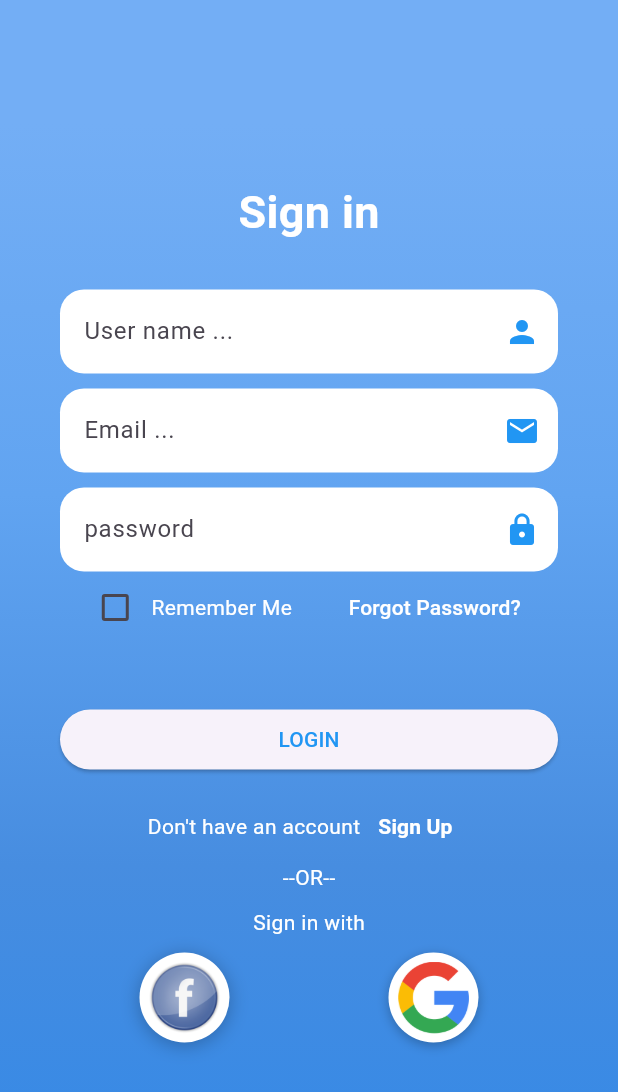
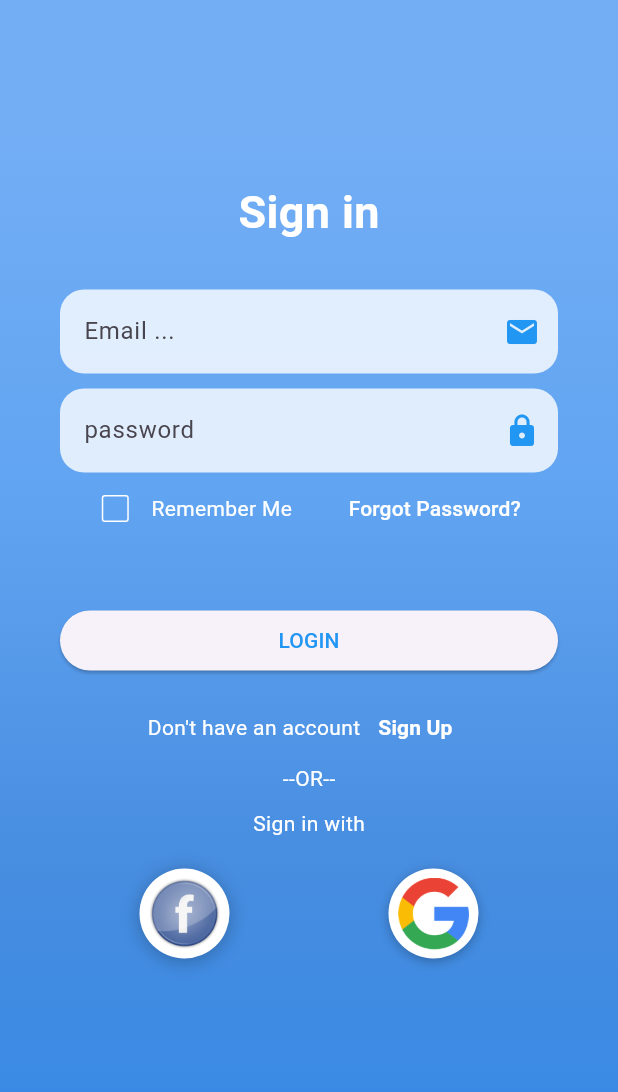
Before and after one commit to Ater-tech/flowerShop, a Flutter app: the screen it shows after launch, on a phone screen of 412 x 824 dp. Shown: the top 1092 px of the screen. Run offline on Flutter 3.47's test engine with Material 3 defaults, Android fonts, the phone set to English and light mode, and no system bars; our stand-ins replace cached_network_image, dio, flutter_dotenv, flutter_riverpod, image_picker; Roboto replaces fonts that are missing (OpenSams).

Commit message:
'22.06.2026'

```diff
--- /dev/null
+++ b/mobile/lib/screens/home_screen/register/email_method.dart
@@ -0,0 +1,23 @@
+import 'package:flutter/material.dart';
+
+TextFormField emailMethod(TextEditingController email) {
+  return TextFormField(
+    controller: email,
+    keyboardType: TextInputType.emailAddress,
+    decoration: InputDecoration(
+      hintText: "Email ...",
+      suffixIcon: Icon(Icons.email, color: Colors.blue),
+      filled: true,
+      fillColor: Colors.white.withValues(alpha: 0.8),
+      enabledBorder: OutlineInputBorder(
+        borderRadius: BorderRadius.circular(16),
+        borderSide: BorderSide(color: Colors.transparent),
+      ),
+      focusedBorder: OutlineInputBorder(
+        borderRadius: BorderRadius.circular(16),
+        borderSide: BorderSide(color: Colors.black54),
+      ),
+      border: OutlineInputBorder(borderRadius: BorderRadius.circular(16)),
+    ),
+  );
+}
--- a/mobile/lib/screens/home_screen/register/log_in_page.dart
+++ b/mobile/lib/screens/home_screen/register/log_in_page.dart
@@ -1,5 +1,8 @@
 import 'package:flutter/material.dart';
 import 'package:mobile/screens/home_screen/register/register_page.dart';
+import 'email_method.dart';
+import 'password_method.dart';
+import 'other_method_sign_in.dart';
 
 class LogInPage extends StatefulWidget {
   const LogInPage({super.key});
@@ -18,7 +21,12 @@ class _LogInState extends State<LogInPage> {
   @override
   Widget build(BuildContext context) {
     return Scaffold(
-      body: Container(
+      body: GestureDetector(
+        behavior: HitTestBehavior.opaque,
+        onTap: () {
+          FocusManager.instance.primaryFocus?.unfocus();
+        },
+        child: Container(
           height: double.infinity,
           width: double.infinity,
           decoration: BoxDecoration(
@@ -35,109 +43,46 @@ class _LogInState extends State<LogInPage> {
             ),
           ),
           child: Padding(
-          padding: EdgeInsetsGeometry.symmetric(horizontal: 40, vertical: 120),
+            padding: EdgeInsetsGeometry.symmetric(
+              horizontal: 40,
+              vertical: 120,
+            ),
             child: SingleChildScrollView(
               child: Column(
                 mainAxisAlignment: MainAxisAlignment.center,
                 children: [
-                Text(
+                  signInText(),
+                  SizedBox(height: 30),
+                  //email
+                  emailMethod(email),
+                  SizedBox(height: 10),
+
+                  //password
+                  passwordMethod(password),
+                  forgotPassword(),
+
+                  SizedBox(height: 40),
+                  logIn(context),
+                  SizedBox(height: 10),
+                  withEmailSignIn(context),
+                  otherMethodsSignUp(),
+                ],
+              ),
+            ),
+          ),
+        ),
+      ),
+    );
+  }
+
+  Text signInText() {
+    return Text(
       "Sign in",
       style: TextStyle(
         fontFamily: 'OpenSams',
         fontSize: 30,
         color: Colors.white,
         fontWeight: FontWeight.bold,
-                  ),
-                ),
-                SizedBox(height: 30),
-
-                //username
-                userName(),
-                SizedBox(height: 10),
-
-                //email
-                emailMethod(),
-                SizedBox(height: 10),
-
-                //password
-                passwordMethod(),
-                forgotPassword(),
-
-                SizedBox(height: 40),
-                logIn(context),
-                SizedBox(height: 10),
-                withEmailSignIn(context),
-                Column(
-                  mainAxisAlignment: MainAxisAlignment.spaceAround,
-                  children: [
-                    Text("--OR--", style: TextStyle(color: Colors.white)),
-                    SizedBox(height: 10),
-                    Text("Sign in with", style: TextStyle(color: Colors.white)),
-                    SizedBox(height: 10),
-                    Row(
-                      mainAxisAlignment: MainAxisAlignment.spaceAround,
-                      children: [
-                        InkWell(
-                          onTap: () {},
-                          child: Container(
-                            padding: EdgeInsets.all(6),
-                            height: 60,
-                            width: 60,
-                            decoration: BoxDecoration(
-                              color: Colors.white,
-                              shape: BoxShape.circle,
-                              boxShadow: [
-                                BoxShadow(
-                                  color: Colors.black26,
-                                  offset: Offset(0, 2),
-                                  blurRadius: 10,
-                                ),
-                              ],
-
-                              // image: DecorationImage(
-                              //   image: AssetImage("assets/brands/facebook.png"),
-                              //   // fit: BoxFit.cover,
-                              // ),
-                            ),
-                            child: ClipRRect(
-                              child: Image.asset("assets/brands/facebook.png"),
-                            ),
-                          ),
-                        ),
-                        InkWell(
-                          onTap: () {},
-                          child: Container(
-                            padding: EdgeInsets.all(6),
-                            height: 60,
-                            width: 60,
-                            decoration: BoxDecoration(
-                              color: Colors.white,
-                              shape: BoxShape.circle,
-                              boxShadow: [
-                                BoxShadow(
-                                  color: Colors.black26,
-                                  offset: Offset(0, 2),
-                                  blurRadius: 6,
-                                ),
-                              ],
-                              // image: DecorationImage(
-                              //   image: AssetImage("assets/brands/google.png"),
-                              //   fit: BoxFit.cover,
-                              // ),
-                            ),
-                            child: ClipRRect(
-                              child: Image.asset("assets/brands/google.png"),
-                            ),
-                          ),
-                        ),
-                      ],
-                    ),
-                  ],
-                ),
-              ],
-            ),
-          ),
-        ),
       ),
     );
   }
@@ -187,6 +132,8 @@ class _LogInState extends State<LogInPage> {
             Checkbox(
               value: rememberMe,
               activeColor: Colors.white,
+              // checkColor: Colors.white,
+              side: BorderSide(color: Colors.white),
               onChanged: (val) {
                 setState(() {
                   rememberMe = val!;
@@ -206,72 +153,4 @@ class _LogInState extends State<LogInPage> {
       ],
     );
   }
-
-  TextFormField passwordMethod() {
-    return TextFormField(
-      controller: password,
-      keyboardType: TextInputType.visiblePassword,
-      obscureText: true,
-      decoration: InputDecoration(
-        hintText: "password",
-        suffixIcon: Icon(Icons.lock, color: Colors.blue),
-        filled: true,
-        fillColor: Colors.white,
-        enabledBorder: OutlineInputBorder(
-          borderRadius: BorderRadius.circular(16),
-          borderSide: BorderSide(color: Colors.transparent),
-        ),
-        focusedBorder: OutlineInputBorder(
-          borderRadius: BorderRadius.circular(16),
-          borderSide: BorderSide(color: Colors.black54),
-        ),
-        border: OutlineInputBorder(borderRadius: BorderRadius.circular(16)),
-      ),
-    );
 }
-
-  TextFormField emailMethod() {
-    return TextFormField(
-      controller: email,
-      keyboardType: TextInputType.emailAddress,
-      decoration: InputDecoration(
-        hintText: "Email ...",
-        suffixIcon: Icon(Icons.email, color: Colors.blue),
-        filled: true,
-        fillColor: Colors.white,
-        enabledBorder: OutlineInputBorder(
-          borderRadius: BorderRadius.circular(16),
-          borderSide: BorderSide(color: Colors.transparent),
-        ),
-        focusedBorder: OutlineInputBorder(
-          borderRadius: BorderRadius.circular(16),
-          borderSide: BorderSide(color: Colors.black54),
-        ),
-        border: OutlineInputBorder(borderRadius: BorderRadius.circular(16)),
-      ),
-    );
-  }
-
-  TextFormField userName() {
-    return TextFormField(
-      controller: username,
-      keyboardType: TextInputType.text,
-      cursorColor: Colors.blueAccent,
-      decoration: InputDecoration(
-        hintText: "User name ...",
-        suffixIcon: Icon(Icons.person, color: Colors.blue),
-        filled: true,
-        fillColor: Colors.white,
-        enabledBorder: OutlineInputBorder(
-          borderRadius: BorderRadius.circular(16),
-          borderSide: BorderSide(color: Colors.transparent),
-        ),
-        focusedBorder: OutlineInputBorder(
-          borderRadius: BorderRadius.circular(16),
-          borderSide: BorderSide(color: Colors.black54),
-        ),
-        border: OutlineInputBorder(borderRadius: BorderRadius.circular(16)),
-      ),
-    );
-  }
-}
--- /dev/null
+++ b/mobile/lib/screens/home_screen/register/other_method_sign_in.dart
@@ -0,0 +1,69 @@
+import 'package:flutter/material.dart';
+
+Column otherMethodsSignUp() {
+  return Column(
+    mainAxisAlignment: MainAxisAlignment.spaceAround,
+    children: [
+      Text("--OR--", style: TextStyle(color: Colors.white)),
+      SizedBox(height: 10),
+      Text("Sign in with", style: TextStyle(color: Colors.white)),
+      SizedBox(height: 20),
+      Row(
+        mainAxisAlignment: MainAxisAlignment.spaceAround,
+        children: [
+          InkWell(
+            onTap: () {},
+            child: Container(
+              padding: EdgeInsets.all(6),
+              height: 60,
+              width: 60,
+              decoration: BoxDecoration(
+                color: Colors.white,
+                shape: BoxShape.circle,
+                boxShadow: [
+                  BoxShadow(
+                    color: Colors.black26,
+                    offset: Offset(0, 2),
+                    blurRadius: 10,
+                  ),
+                ],
+
+                // image: DecorationImage(
+                //   image: AssetImage("assets/brands/facebook.png"),
+                //   // fit: BoxFit.cover,
+                // ),
+              ),
+              child: ClipRRect(
+                child: Image.asset("assets/brands/facebook.png"),
+              ),
+            ),
+          ),
+          InkWell(
+            onTap: () {},
+            child: Container(
+              padding: EdgeInsets.all(6),
+              height: 60,
+              width: 60,
+              decoration: BoxDecoration(
+                color: Colors.white,
+                shape: BoxShape.circle,
+                boxShadow: [
+                  BoxShadow(
+                    color: Colors.black26,
+                    offset: Offset(0, 2),
+                    blurRadius: 6,
+                  ),
+                ],
+                // image: DecorationImage(
+                //   image: AssetImage("assets/brands/google.png"),
+                //   fit: BoxFit.cover,
+                // ),
+              ),
+              child: ClipRRect(child: Image.asset("assets/brands/google.png")),
+            ),
+          ),
+        ],
+      ),
+    ],
+  );
+}
--- /dev/null
+++ b/mobile/lib/screens/home_screen/register/password_method.dart
@@ -0,0 +1,30 @@
+import 'package:flutter/material.dart';
+import 'package:mobile/screens/home_screen/register/password_reg_ex.dart';
+
+TextFormField passwordMethod(TextEditingController password) {
+  return TextFormField(
+    controller: password,
+    keyboardType: TextInputType.visiblePassword,
+    obscureText: true,
+    decoration: InputDecoration(
+      hintText: "password",
+      suffixIcon: Icon(Icons.lock, color: Colors.blue),
+      filled: true,
+      fillColor: Colors.white.withValues(alpha: 0.8),
+      enabledBorder: OutlineInputBorder(
+        borderRadius: BorderRadius.circular(16),
+        borderSide: BorderSide(color: Colors.transparent),
+      ),
+      focusedBorder: OutlineInputBorder(
+        borderRadius: BorderRadius.circular(16),
+        borderSide: BorderSide(color: Colors.black54),
+      ),
+      border: OutlineInputBorder(borderRadius: BorderRadius.circular(16)),
+    ),
+    validator: (value) {
+      if (value == null) return;
+      if (regExPassword(value)) return;
+      return;
+    },
+  );
+}
--- /dev/null
+++ b/mobile/lib/screens/home_screen/register/password_reg_ex.dart
@@ -0,0 +1,7 @@
+// import 'package:'
+bool regExPassword(String? password) {
+  if (password == null) return false;
+  return RegExp(
+    r'^(?=.*[A-Za-z])(?=.*\d)(?=.*[!@#\$%^&*(),.?":{}|<>]).+$',
+  ).hasMatch(password);
+}
```
Also changed, not shown: mobile/lib/screens/home_screen/register/log_i_func_void.dart (deleted), mobile/lib/screens/home_screen/register/log_in_func_void.dart (added). Lines whose indentation alone changed are shown as unchanged.
